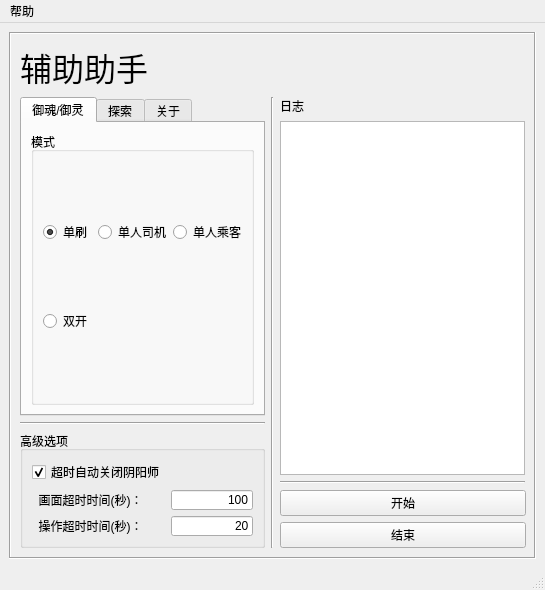
Qt form onmyoji.ui (AcademicDog/onmyoji_bot) before a commit.
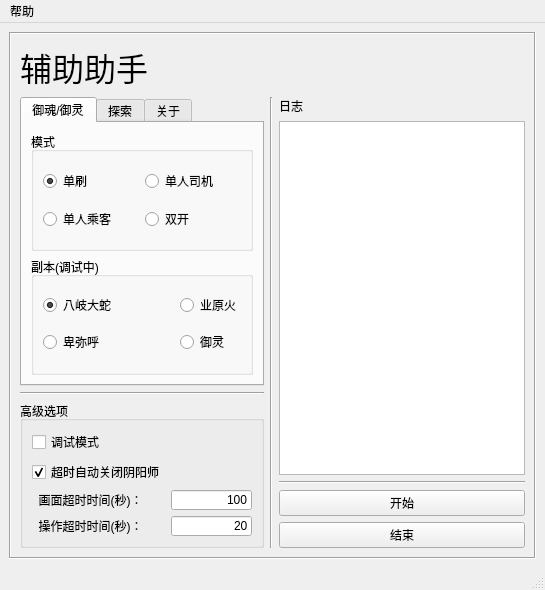
The same form after that commit.

Patch:
```diff
--- a/onmyoji.ui
+++ b/onmyoji.ui
@@ -151,26 +151,52 @@
              <string>御魂/御灵</string>
             </attribute>
             <layout class="QGridLayout" name="gridLayout_2">
+             <item row="1" column="0">
+              <widget class="QGroupBox" name="groupBox_4">
+               <property name="title">
+                <string>副本(调试中)</string>
+               </property>
+               <layout class="QGridLayout" name="gridLayout_9">
+                <item row="0" column="0">
+                 <widget class="QRadioButton" name="radioButton_1">
+                  <property name="text">
+                   <string>八岐大蛇</string>
+                  </property>
+                  <property name="checked">
+                   <bool>true</bool>
+                  </property>
+                 </widget>
+                </item>
+                <item row="1" column="0" colspan="2">
+                 <widget class="QRadioButton" name="radioButton_3">
+                  <property name="text">
+                   <string>卑弥呼</string>
+                  </property>
+                 </widget>
+                </item>
+                <item row="1" column="2">
+                 <widget class="QRadioButton" name="radioButton_4">
+                  <property name="text">
+                   <string>御灵</string>
+                  </property>
+                 </widget>
+                </item>
+                <item row="0" column="2">
+                 <widget class="QRadioButton" name="radioButton_2">
+                  <property name="text">
+                   <string>业原火</string>
+                  </property>
+                 </widget>
+                </item>
+               </layout>
+              </widget>
+             </item>
              <item row="0" column="0">
               <widget class="QGroupBox" name="groupBox">
                <property name="title">
                 <string>模式</string>
                </property>
                <layout class="QGridLayout" name="gridLayout">
-                <item row="0" column="2">
-                 <widget class="QRadioButton" name="mitama_passenger">
-                  <property name="text">
-                   <string>单人乘客</string>
-                  </property>
-                 </widget>
-                </item>
-                <item row="0" column="1">
-                 <widget class="QRadioButton" name="mitama_driver">
-                  <property name="text">
-                   <string>单人司机</string>
-                  </property>
-                 </widget>
-                </item>
                 <item row="0" column="0">
                  <widget class="QRadioButton" name="mitama_single">
                   <property name="autoFillBackground">
@@ -184,7 +210,21 @@
                   </property>
                  </widget>
                 </item>
+                <item row="0" column="1">
+                 <widget class="QRadioButton" name="mitama_driver">
+                  <property name="text">
+                   <string>单人司机</string>
+                  </property>
+                 </widget>
+                </item>
                 <item row="1" column="0">
+                 <widget class="QRadioButton" name="mitama_passenger">
+                  <property name="text">
+                   <string>单人乘客</string>
+                  </property>
+                 </widget>
+                </item>
+                <item row="1" column="1">
                  <widget class="QRadioButton" name="mitama_dual">
                   <property name="text">
                    <string>双开</string>
@@ -344,31 +384,31 @@
             <string>高级选项</string>
            </property>
            <layout class="QGridLayout" name="gridLayout_7">
-            <item row="0" column="0">
-             <widget class="QCheckBox" name="checkBox">
-              <property name="text">
-               <string>超时自动关闭阴阳师</string>
-              </property>
-              <property name="checked">
-               <bool>true</bool>
-              </property>
-             </widget>
-            </item>
-            <item row="2" column="0">
+            <item row="3" column="0">
              <widget class="QLabel" name="label_2">
               <property name="text">
                <string>  画面超时时间(秒)：</string>
               </property>
              </widget>
             </item>
-            <item row="3" column="0">
+            <item row="4" column="0">
              <widget class="QLabel" name="label_3">
               <property name="text">
                <string>  操作超时时间(秒)：</string>
               </property>
              </widget>
             </item>
-            <item row="2" column="1">
+            <item row="1" column="0">
+             <widget class="QCheckBox" name="checkBox">
+              <property name="text">
+               <string>超时自动关闭阴阳师</string>
+              </property>
+              <property name="checked">
+               <bool>true</bool>
+              </property>
+             </widget>
+            </item>
+            <item row="3" column="1">
              <widget class="QLineEdit" name="lineEdit">
               <property name="sizePolicy">
                <sizepolicy hsizetype="Preferred" vsizetype="Preferred">
@@ -390,7 +430,7 @@
               </property>
              </widget>
             </item>
-            <item row="3" column="1">
+            <item row="4" column="1">
              <widget class="QLineEdit" name="lineEdit_2">
               <property name="maximumSize">
                <size>
@@ -406,6 +446,13 @@
               </property>
              </widget>
             </item>
+            <item row="0" column="0">
+             <widget class="QCheckBox" name="checkBox_4">
+              <property name="text">
+               <string>调试模式</string>
+              </property>
+             </widget>
+            </item>
            </layout>
           </widget>
          </item>
```
Left out of the diff: 13 changed lines with no effect on the pictures.
